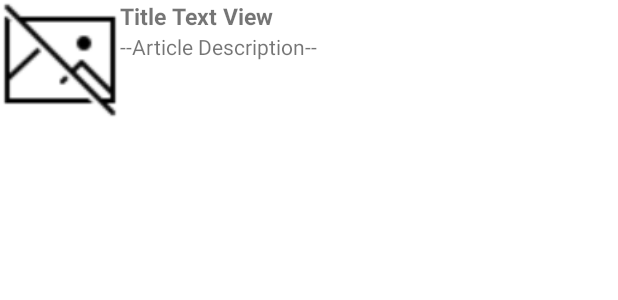
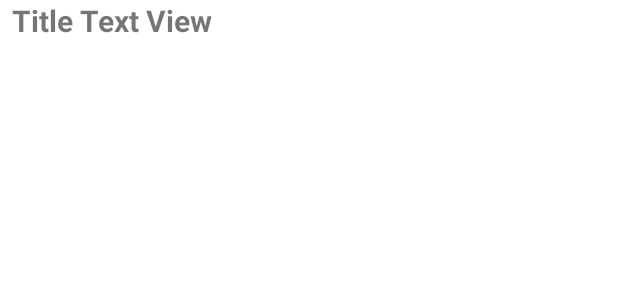
Before and after one commit to Trevor-Carson/Android_Final_Project, an Android app: the layout rss_feed_item_row.xml on its own in the app's theme, with its tools: preview values and no code run, on a phone screen of 412 x 824 dp. Shown: the top 300 px of the screen. Run offline under Robolectric (Android 15) with nearby library versions, the phone set to English and light mode, and no system bars.

Commit message:
Experiment commit 11-28-2021. Fixed row and fragment layout.

```diff
--- a/app/src/main/java/com/example/final_project_rss_reader/RSSAdapter.java
+++ b/app/src/main/java/com/example/final_project_rss_reader/RSSAdapter.java
@@ -51,8 +51,6 @@
         }
         TextView title = view.findViewById(R.id.rssTitleTextView);
         title.setText(rssItem.getTitle());
-        TextView description = view.findViewById(R.id.rssArticleTextView);
-        description.setText(rssItem.getDescription());
 
         return view;
     }
--- a/app/src/main/res/layout/activity_view_feed.xml
+++ b/app/src/main/res/layout/activity_view_feed.xml
@@ -7,7 +7,8 @@
         android:id="@+id/rssFeedItemListView"
         android:layout_width="match_parent"
         android:layout_height="match_parent"
-        android:layout_above="@id/editTextSearch"/>
+        android:layout_above="@id/editTextSearch"
+        />
     <ProgressBar
         android:id="@+id/progressBar"
         style="?android:attr/progressBarStyleHorizontal"
--- a/app/src/main/res/layout/rss_feed_item_row.xml
+++ b/app/src/main/res/layout/rss_feed_item_row.xml
@@ -1,32 +1,18 @@
 <?xml version="1.0" encoding="utf-8"?>
 <RelativeLayout xmlns:android="http://schemas.android.com/apk/res/android"
     android:layout_width="match_parent"
-    android:layout_height="80dp">
-
-    <ImageView
-        android:id="@+id/rssFeedItemImageView"
-        android:layout_width="80dp"
-        android:layout_height="match_parent"
-        android:layout_alignParentStart="true"
-        android:layout_alignParentTop="true"
-        android:src="@drawable/rss_no_image" />
+    android:layout_height="wrap_content">
 
     <TextView
         android:id="@+id/rssTitleTextView"
         android:layout_width="wrap_content"
         android:layout_height="wrap_content"
-        android:layout_toEndOf="@id/rssFeedItemImageView"
         android:text="@string/row_title_text"
-        android:textSize="15sp"
-        android:textStyle="bold" />
-
-    <TextView
-        android:id="@+id/rssArticleTextView"
-        android:layout_width="wrap_content"
-        android:layout_height="wrap_content"
-        android:layout_below="@+id/rssTitleTextView"
-        android:layout_toEndOf="@id/rssFeedItemImageView"
+        android:textSize="20sp"
+        android:textStyle="bold"
         android:paddingBottom="10dp"
-        android:text="@string/row_article_text" />
+        android:paddingEnd="8dp"
+        android:paddingStart="8dp"
+        />
 
 </RelativeLayout>
```
Also changed, not shown: app/src/main/res/layout/rss_edit_feed_item_row.xml (deleted, +0 -20 lines), app/src/main/res/layout/rss_fragment_details.xml (+4 -3 lines).
